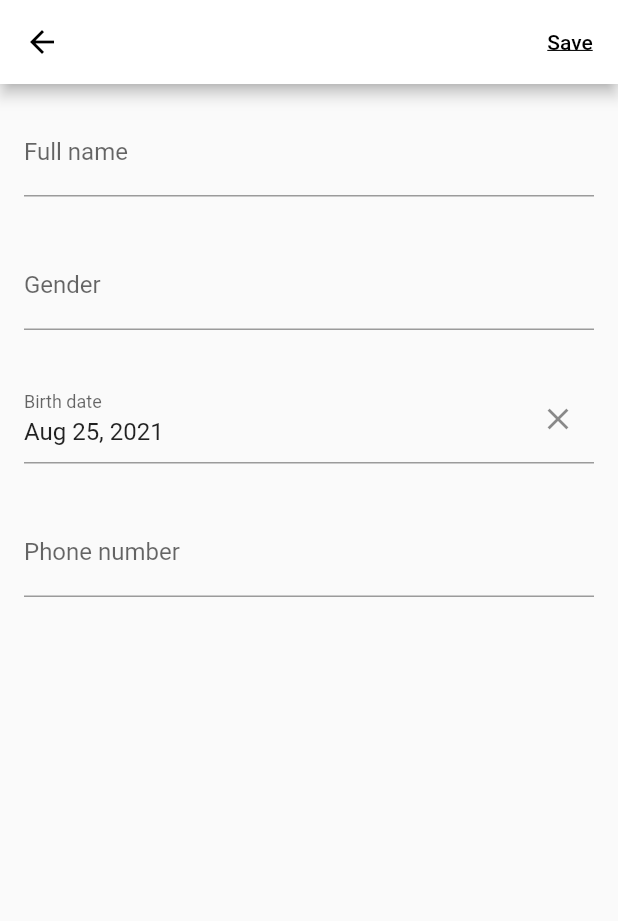
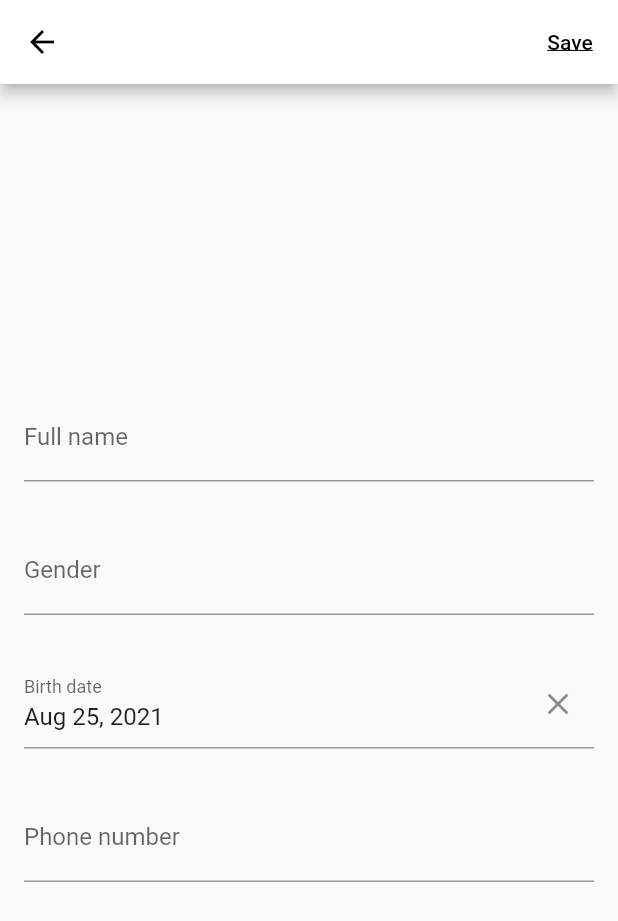
Before and after one commit to Easy-Wellness/EasyWellness, a Flutter app: the EditProfileScreen screen opened by its route, on a phone screen of 412 x 824 dp. Shown: the top 921 px of the screen. Run offline on Flutter 3.47's test engine with Material 2 defaults, Android fonts, the phone set to English and light mode, and no system bars; our stand-ins replace cloud_firestore, dropdown_search, firebase_auth, firebase_core, flutter_rating_bar, flutter_svg and 5 more; missing offline and left inert: flutter_facebook_auth, geoflutterfire; accounts and stored records are empty.

Commit message:
💄 center error text of future

```diff
--- a/lib/screens/explore/create_booking_screen.dart
+++ b/lib/screens/explore/create_booking_screen.dart
@@ -65,7 +65,8 @@ class _BodyState extends State<Body> {
     final selectedDate = args['selectedDate'] as DateTime;
     final timeInSecs = args['timeInSecs'] as int;
 
-    return FutureBuilder(
+    return Center(
+      child: FutureBuilder(
         future: profileSnapshot,
         builder: (_, AsyncSnapshot<DocumentSnapshot<DbUserProfile>> snapshot) {
           if (snapshot.hasError) return Text('Unable to show your info');
@@ -195,8 +196,9 @@ class _BodyState extends State<Body> {
               ),
             );
           }
-        return const Center(child: CircularProgressIndicator.adaptive());
+          return const CircularProgressIndicator.adaptive();
         },
+      ),
     );
   }
 
--- a/lib/screens/me/edit_profile_screen.dart
+++ b/lib/screens/me/edit_profile_screen.dart
@@ -70,11 +70,13 @@ class _EditProfileScreenState extends State<EditProfileScreen> {
         body: SafeArea(
           child: Container(
             padding: const EdgeInsets.all(16),
+            child: Center(
               child: FutureBuilder(
                 future: docSnapshot,
-              builder:
-                  (_, AsyncSnapshot<DocumentSnapshot<DbUserProfile>> snapshot) {
-                if (snapshot.hasError) return Text('Unable to show your info');
+                builder: (_,
+                    AsyncSnapshot<DocumentSnapshot<DbUserProfile>> snapshot) {
+                  if (snapshot.hasError)
+                    return Text('Unable to show your info');
                   if (snapshot.connectionState == ConnectionState.done) {
                     final data = snapshot.data!.data();
                     return Form(
@@ -96,9 +98,9 @@ class _EditProfileScreenState extends State<EditProfileScreen> {
                       ),
                     );
                   }
-                return const Center(
-                    child: CircularProgressIndicator.adaptive());
+                  return const CircularProgressIndicator.adaptive();
                 },
+              ),
             ),
           ),
         ),
```
Lines whose indentation alone changed are shown as unchanged.
